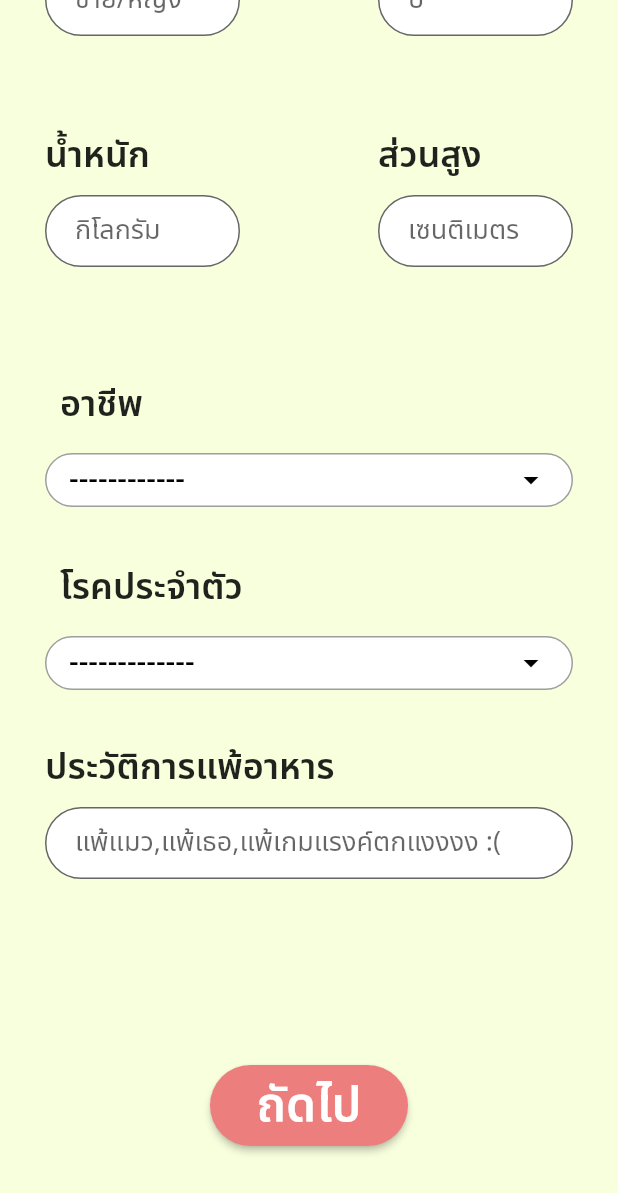
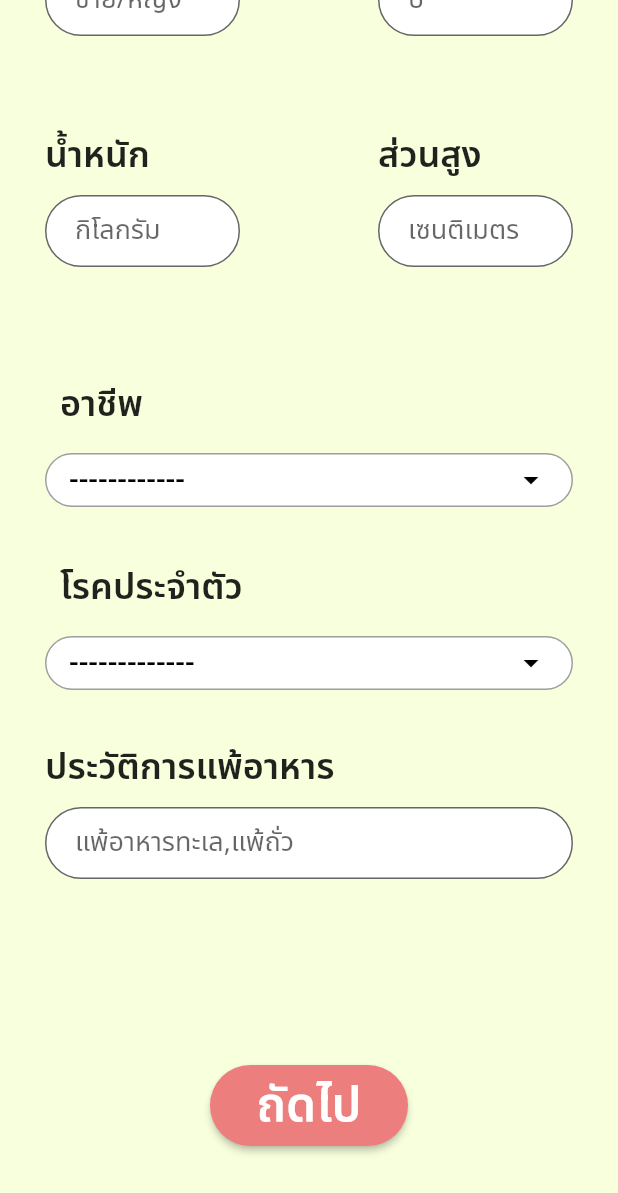
Before and after one commit to AINutritionProject/KinDeeUDee, a Flutter app: the InformationPage screen opened directly, scrolled down 490 dp, on a phone screen of 412 x 824 dp. Shown: the top 1193 px of the screen. Run offline on Flutter 3.47's test engine with Material 2 defaults, Android fonts, the phone set to English and light mode, and no system bars; our stand-ins replace camera, cloud_firestore, csv, dotted_border, email_validator, firebase_auth and 8 more; missing offline and left inert: tflite_flutter; accounts and stored records are empty; network calls fail; project files that could hold a hidden picture were left out.

Commit message:
change food allergic hint text

```diff
--- a/lib/pages/information/personal_information.dart
+++ b/lib/pages/information/personal_information.dart
@@ -47,8 +47,8 @@ class PersonalInformation extends StatelessWidget {
       return SingleChildScrollView(
         child: Container(
           color: screenSizeData.screenWidth <= screenSizeData.maxWidth
-                ? Colors.white
-                : Colors.black,
+              ? Colors.white
+              : Colors.black,
           child: Center(
             child: Container(
               color: const Color(0xFFF8FFDD),
@@ -389,7 +389,7 @@ class _PersonalBodyState extends State<PersonalBody> {
                       ),
                       filled: true,
                       fillColor: Colors.white,
-                      hintText: "แพ้แมว,แพ้เธอ,แพ้เกมแรงค์ตกแงงงง :(",
+                      hintText: "แพ้อาหารทะเล,แพ้ถั่ว",
                       helperText: "\n",
                       helperStyle:
                           const TextStyle(fontSize: 15, color: Colors.red),
```
